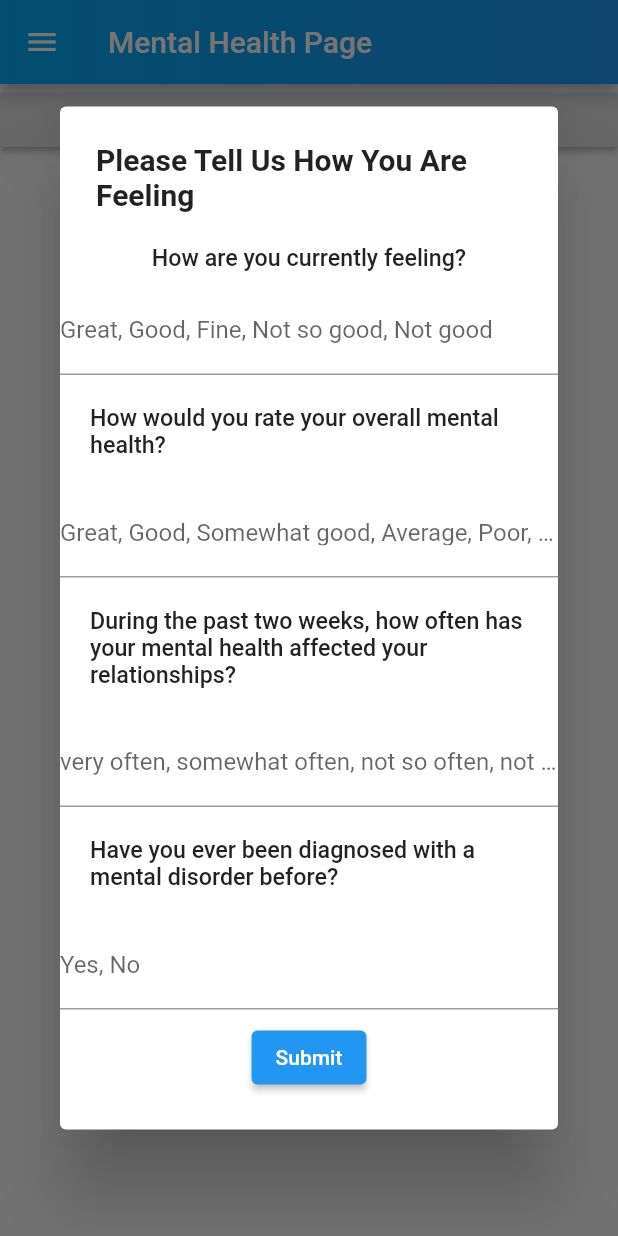
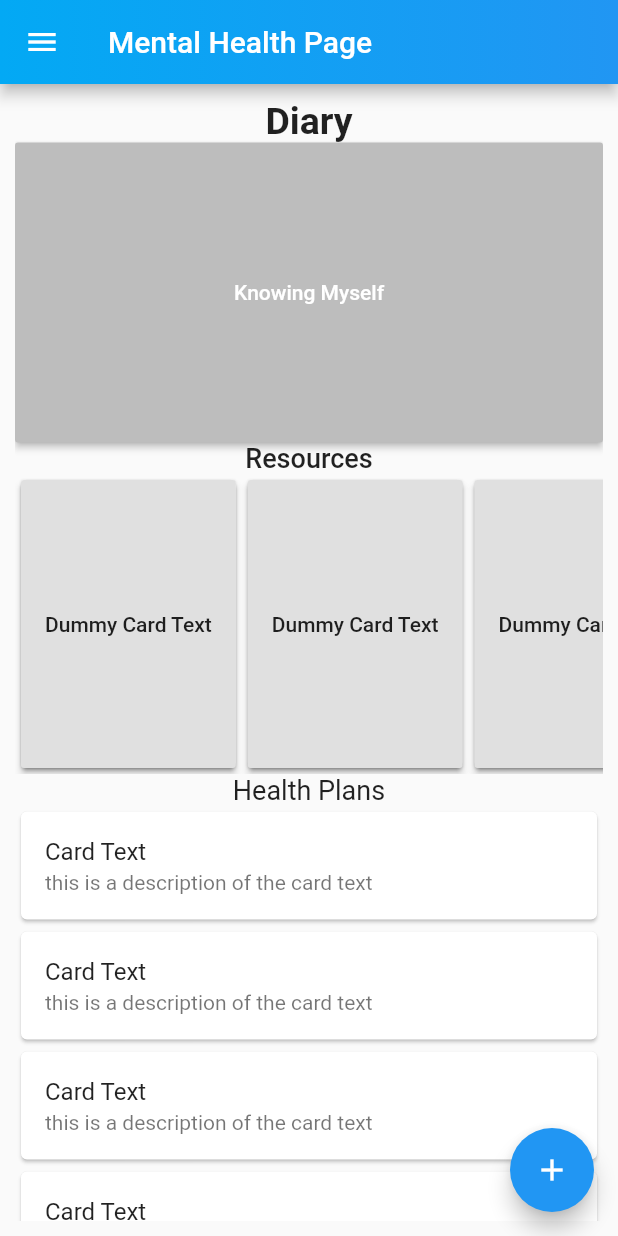
Before and after one commit to jamep007/ProHealth, a Flutter app: the MHealthPage screen opened by its route, on a phone screen of 412 x 824 dp. Run offline on Flutter 3.47's test engine with Material 2 defaults, Android fonts, the phone set to English and light mode, and no system bars; our stand-ins replace fl_chart, flutter_secure_storage, percent_indicator; missing offline and left inert: dart:ffi, flappy_search_bar; accounts and stored records are empty.

Commit message:
recent changes

```diff
--- a/lib/MentalHealth/mhealthpage.dart
+++ b/lib/MentalHealth/mhealthpage.dart
@@ -2,9 +2,11 @@ import 'dart:async';
 import 'dart:convert';
 
 import 'package:flutter/material.dart';
+import 'package:flutter/rendering.dart';
 import 'package:http/http.dart' as http;
 import 'package:senior_project_swauhealthapp/appdrawer.dart';
 import 'survey.dart';
+
 
 
 class MHealthPage extends StatefulWidget {
@@ -13,8 +15,12 @@ class MHealthPage extends StatefulWidget {
 
 
 }
-bool hasDoneSurvey = false;
+bool hasDoneSurvey = true;
 class _MHealthPageState extends State<MHealthPage> {
+
+
+
+
 void initState() {
     super.initState();
     if(!hasDoneSurvey){
@@ -38,19 +44,79 @@ void initState() {
                     end: Alignment.centerRight,
                     colors: <Color>[Colors.lightBlue, Colors.blue])),
           )),
-          drawer: AppDrawer(),
-      body: ListView(children: [
-        RaisedButton(
-          child: Row(
-            mainAxisAlignment: MainAxisAlignment.center,
-            children: [
-            Text("Press me"),
-            Icon(Icons.add),
-          ],),
-          onPressed: () {
-            showDialog(context: context, builder: (BuildContext context) => userSurvey(context));
-        })
-      ],),
-    );
-  }
-}
+                     drawer: AppDrawer(),
+                     floatingActionButton: FloatingActionButton(
+                       child: Icon(Icons.add),
+                       onPressed: (){showDialog(context: context, builder: (BuildContext context) => userSurvey(context));}
+                     ),
+                      body: Padding(
+                        padding: EdgeInsets.all(10),
+                        child: SingleChildScrollView(
+                          child: Column(
+                            mainAxisSize: MainAxisSize.min,
+                            children: <Widget>[
+                              Text(
+                                'Diary',
+                                style: TextStyle(fontSize: 25, fontWeight: FontWeight.bold ),
+                              ),
+                              SizedBox(
+                                width: double.infinity,
+                            height: 200,
+
+                            child: RaisedButton(
+                              color: Colors.grey.shade400,
+                              child: Text('Knowing Myself', style: TextStyle(color: Colors.white)),
+                              onPressed: (){},
+                            ),
+                              ),
+
+                              Center(
+                                child: Text('Resources',
+                                style: TextStyle(fontSize: 18, fontWeight: FontWeight.w500)
+                                )),
+
+                              SizedBox(
+                                height: 200.0,
+                                child: ListView.builder(
+                                  physics: ClampingScrollPhysics(),
+                                  shrinkWrap: true,
+                                  scrollDirection: Axis.horizontal,
+                                  itemCount: 8,
+                                  itemBuilder: (BuildContext context, int index) => Card(
+                                        child: RaisedButton(
+                                          child: Center(child: Text('Dummy Card Text')),
+                                        onPressed: (){} )
+                                      ),
+                                ),
+                              ),
+                              Text(
+                                'Health Plans',
+                                style: TextStyle(fontSize: 18),
+                              ),
+                              Card(
+                                child: ListTile(title: Text('Card Text'),
+                                subtitle: Text('this is a description of the card text')),
+                              ), Card(
+                                child: ListTile(title: Text('Card Text'),
+                                subtitle: Text('this is a description of the card text')),
+                              ),
+                              Card(
+                                child: ListTile(title: Text('Card Text'),
+                                subtitle: Text('this is a description of the card text')),
+                              ),
+                              Card(
+                                child: ListTile(title: Text('Card Text'),
+                                subtitle: Text('this is a description of the card text')),
+                              ),
+                              Card(
+                                child: ListTile(title: Text('Card Text'),
+                                subtitle: Text('this is a description of the card text')),
+                              ),
+                            ],
+                          ),
+                        ), )
+
+                          );
+
+                          }
+                        }
--- a/lib/MentalHealth/survey.dart
+++ b/lib/MentalHealth/survey.dart
@@ -5,8 +5,7 @@ import 'package:flutter/material.dart';
 import 'package:http/http.dart' as http;
 import 'package:senior_project_swauhealthapp/appdrawer.dart';
 
-final List<String> emotions = ['Happy', 'Sad', 'Angry', 'Depressed', 'Anxious'
-];
+final List<String> emotions = ['Happy', 'Sad', 'Angry', 'Depressed', 'Anxious'];
 
 final _formKey = GlobalKey<FormState>();
 
```
